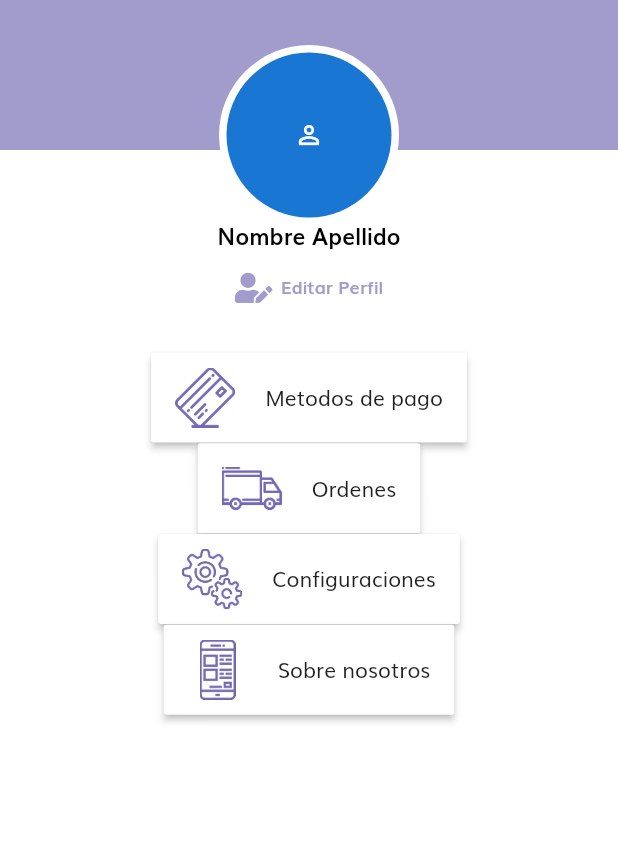
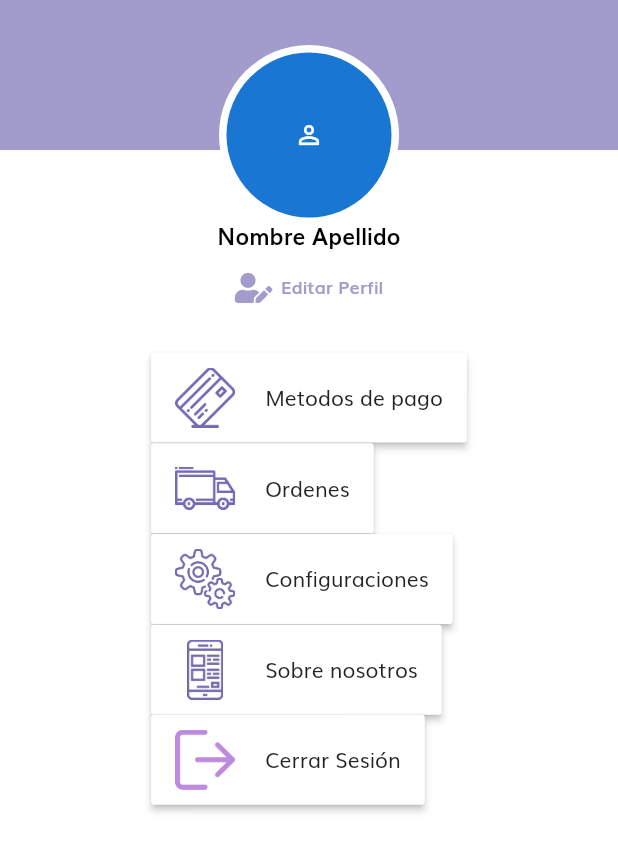
Before and after one commit to StevenMontero/grocery_store_app_mobile, a Flutter app: the ProfilePage screen opened by its route, on a phone screen of 412 x 824 dp. Shown: the top 852 px of the screen. Run offline on Flutter 3.47's test engine with Material 2 defaults, Android fonts, the phone set to English and light mode, and no system bars; our stand-ins replace bloc, cloud_firestore, equatable, firebase_auth, firebase_core, flutter_bloc and 7 more; missing offline and left inert: dart:ffi, flutter_facebook_auth, pedantic; accounts and stored records are empty; project files that could hold a hidden picture were left out.

Commit message:
Se agrega opcion de cerrar sesion al perfil

```diff
--- a/lib/src/blocs/mainpageCubit/mainpage_cubit.dart
+++ b/lib/src/blocs/mainpageCubit/mainpage_cubit.dart
@@ -26,8 +26,11 @@ class MainPageCubit extends Cubit<MainPageState> {
       case 2:
         return QuotesPage();
         break;
+      case 4:
+        return ProfilePage();
+        break;
       default:
-        return ProfilePage();
+        return HomePage();
         break;
     }
   }
--- a/lib/src/pages/Profile/profile_page.dart
+++ b/lib/src/pages/Profile/profile_page.dart
@@ -1,17 +1,9 @@
 import 'package:flutter/material.dart';
+import 'package:flutter/cupertino.dart';
 import 'package:flutter_bloc/flutter_bloc.dart';
-import 'package:flutter_svg/flutter_svg.dart';
 import 'package:font_awesome_flutter/font_awesome_flutter.dart';
 import 'package:lamanda_petshopcr/src/blocs/AuthenticationBloc/authentication_bloc.dart';
-import 'package:lamanda_petshopcr/src/library/language_library/easy_localization.dart';
-import 'package:lamanda_petshopcr/src/models/product.dart';
 import 'package:lamanda_petshopcr/src/theme/colors.dart';
-import 'package:lamanda_petshopcr/src/widgets/BottomNavBar/bottom_navbar.dart';
-//import 'package:lamanda_petshopcr/src/widgets/Category/category.dart';
-import 'package:lamanda_petshopcr/src/widgets/product_card.dart';
-import 'package:flutter/cupertino.dart';
-import 'package:flutter/material.dart';
-
 import '../../theme/colors.dart';
 
 class ProfilePage extends StatefulWidget {
@@ -68,7 +60,7 @@ class _ProfilePage extends State<ProfilePage> {
           Positioned(
             top: 235,
             child: Column(
-                mainAxisAlignment: MainAxisAlignment.center,
+                mainAxisAlignment: MainAxisAlignment.start,
                 children: <Widget>[
                   botonsOptions(),
                 ]),
@@ -109,8 +101,8 @@ class _ProfilePage extends State<ProfilePage> {
   }
 
   Widget botonsOptions() {
-    return Column(
-        mainAxisAlignment: MainAxisAlignment.spaceEvenly,
+    return Column(crossAxisAlignment: CrossAxisAlignment.start,
+        //mainAxisAlignment: MainAxisAlignment.start,
         children: <Widget>[
           MaterialButton(
               onPressed: () {},
@@ -192,6 +184,25 @@ class _ProfilePage extends State<ProfilePage> {
                     child: Text("Sobre nosotros"),
                   ),
                 ],
+              )),
+          MaterialButton(
+              onPressed: () => BlocProvider.of<AuthenticationBloc>(context)
+                    .add(AuthenticationLogoutRequested()),
+              color: Colors.white,
+              minWidth: 100,
+              height: 60,
+              child: Row(
+                children: [
+                  Image.asset(
+                    "assets/icons/logout.png",
+                    width: 40,
+                    height: 40,
+                  ),
+                  Padding(
+                    padding: const EdgeInsets.only(left: 20.0),
+                    child: Text("Cerrar Sesión"),
+                  ),
+                ],
               ))
         ]);
   }
```
Also changed, not shown: lib/src/pages/mainpage.dart (+0 -8 lines), assets/icons/logout.png (added).
